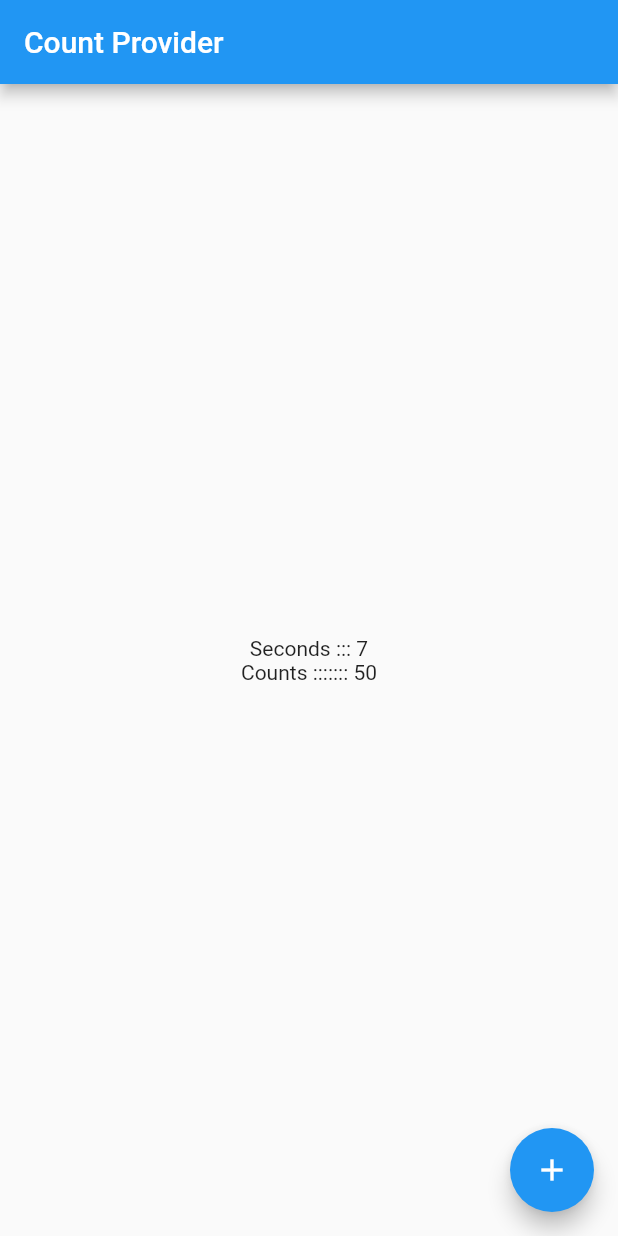
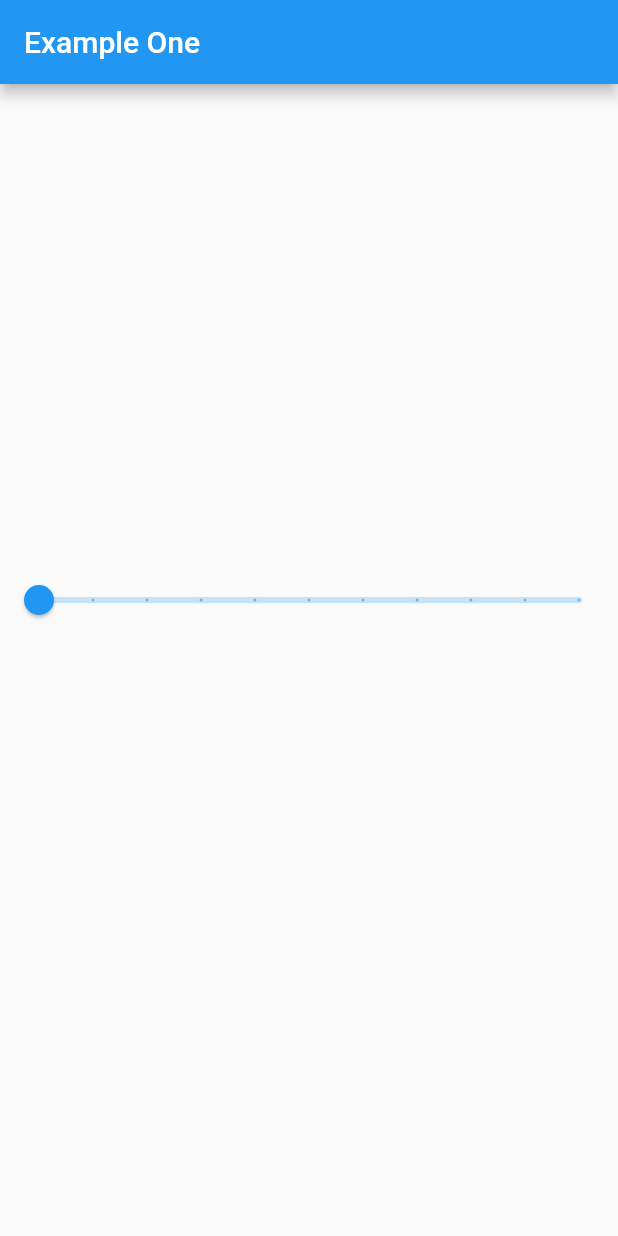
Before and after one commit to mohit-01-code/Udemy-flutter-projects, a Flutter app: the screen it shows after launch, on a phone screen of 412 x 824 dp. Run offline on Flutter 3.47's test engine with Material 2 defaults, Android fonts, the phone set to English and light mode, and no system bars; our stand-ins replace google_fonts, shared_preferences, transparent_image.

Commit message:
Multi Providers added

```diff
--- a/flutter_provider/lib/main.dart
+++ b/flutter_provider/lib/main.dart
@@ -1,7 +1,9 @@
 import 'package:flutter/material.dart';
-import 'package:flutter_provider/count_provider_screen.dart';
+import 'package:flutter_provider/provider/opacity_provider.dart';
+import 'package:flutter_provider/screen/count_provider_screen.dart';
 import 'package:flutter_provider/home_screen.dart';
 import 'package:flutter_provider/provider/count_provider.dart';
+import 'package:flutter_provider/screen/opacity_screen.dart';
 import 'package:flutter_provider/statefull_screen.dart';
 import 'package:flutter_provider/why_provider.dart';
 import 'package:provider/provider.dart';
@@ -16,12 +18,24 @@ class MyApp extends StatelessWidget {
     // return MaterialApp(
     //     home: StatefullScreen(),
     // );
-    return ChangeNotifierProvider(
-      create: (_) {
-        return CountProvider();
-      },
-      child: MaterialApp(
-        home: CountProviderScreen(),
+    // return ChangeNotifierProvider(
+    //   create: (_) {
+    //     return ExampleOneProvider();
+    //     // return CountProvider();
+    //   },
+    //   child: MaterialApp(
+    //     home: ExampleOneScreen(),
+    //   ),
+    // );
+
+    //Multi Provider
+    return MultiProvider(
+      providers: [
+        ChangeNotifierProvider(create: (_) => CountProvider()),
+        ChangeNotifierProvider(create: (_) => OpacityProvider()),
+      ],
+      child: const MaterialApp(
+        home: OpacityScreen(),
       ),
     );
   }
--- /dev/null
+++ b/flutter_provider/lib/provider/opacity_provider.dart
@@ -0,0 +1,10 @@
+import 'package:flutter/material.dart';
+
+class OpacityProvider with ChangeNotifier {
+  double _opacityValue = 0.0;
+  double get opacityValue => _opacityValue;
+  void setOpacityValue(double newValue) {
+    _opacityValue = newValue;
+    notifyListeners();
+  }
+}
--- a/flutter_provider/lib/count_provider_screen.dart
+++ b/flutter_provider/lib/screen/count_provider_screen.dart
@@ -42,8 +42,8 @@ class _CountProviderScreenState extends State<CountProviderScreen> {
             return Column(
               mainAxisAlignment: MainAxisAlignment.center,
               children: [
-                Text('Seconds ::: ${countProvider.seconds}'),
-                Text('Counts ::::::: ${countProvider.count}'),
+                Text('Seconds ::: ${value.seconds}'),
+                Text('Counts ::::::: ${value.count}'),
               ],
             );
           },
--- /dev/null
+++ b/flutter_provider/lib/screen/opacity_screen.dart
@@ -0,0 +1,60 @@
+import 'package:flutter/material.dart';
+import 'package:flutter_provider/provider/opacity_provider.dart';
+import 'package:provider/provider.dart';
+
+class OpacityScreen extends StatefulWidget {
+  const OpacityScreen({Key? key}) : super(key: key);
+
+  @override
+  State<OpacityScreen> createState() => _OpacityScreenState();
+}
+
+class _OpacityScreenState extends State<OpacityScreen> {
+  @override
+  Widget build(BuildContext context) {
+    final exampleOneProvider =
+        Provider.of<OpacityProvider>(context, listen: false);
+    print('build...');
+    return Scaffold(
+      appBar: AppBar(
+        title: const Text('Example One'),
+      ),
+      body: Consumer<OpacityProvider>(
+        builder: (content, value, child) {
+          return Column(
+            mainAxisAlignment: MainAxisAlignment.center,
+            children: [
+              Slider(
+                value: exampleOneProvider.opacityValue,
+                min: 0.0,
+                max: 1.0,
+                divisions: 10,
+                onChanged: (newValue) {
+                  exampleOneProvider.setOpacityValue(newValue);
+                },
+              ),
+              Row(
+                children: [
+                  Expanded(
+                    child: Container(
+                      margin: const EdgeInsets.only(left: 20),
+                      height: 80,
+                      color: Colors.red.withOpacity(value.opacityValue),
+                    ),
+                  ),
+                  Expanded(
+                    child: Container(
+                      height: 80,
+                      margin: const EdgeInsets.only(right: 20),
+                      color: Colors.green.withOpacity(value.opacityValue),
+                    ),
+                  ),
+                ],
+              ),
+            ],
+          );
+        },
+      ),
+    );
+  }
+}
```
